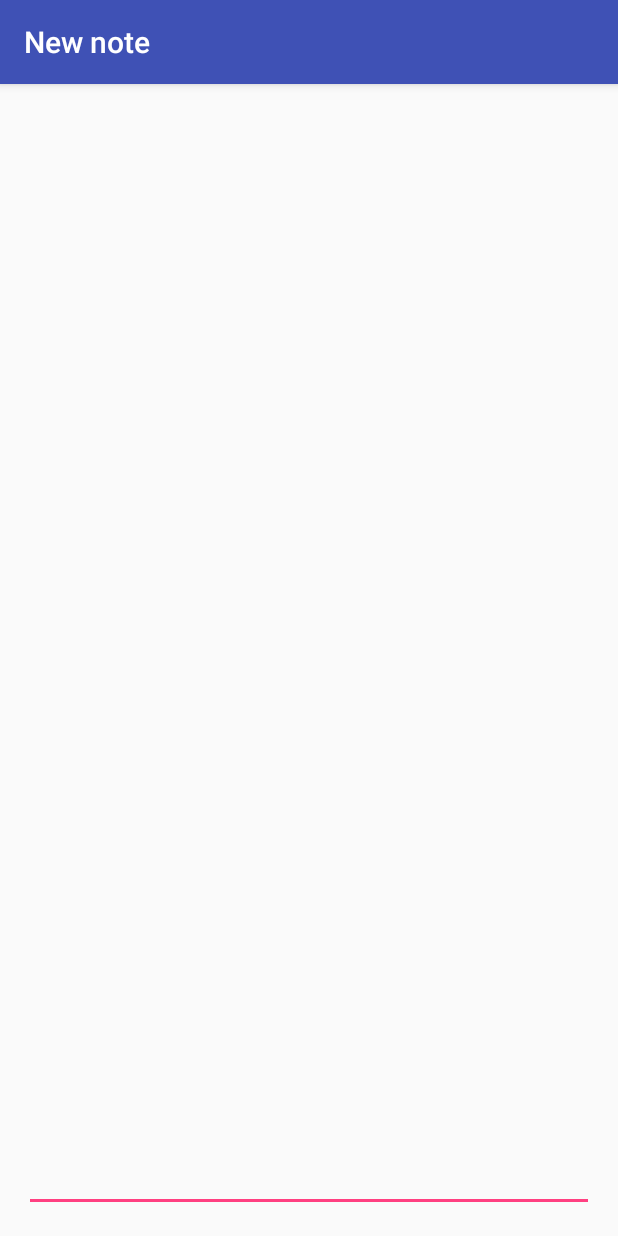
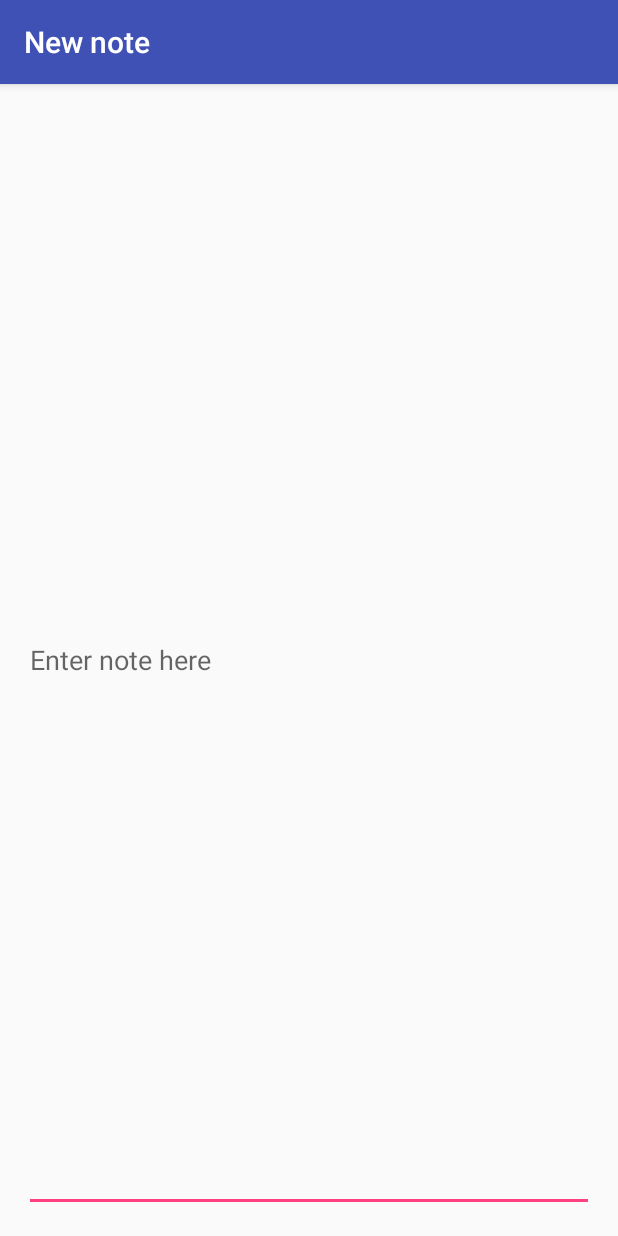
Before and after one commit to KennyNguyen88/ndt-mobile, an Android app: the screen it shows after launch (EditorActivity), after a tap on "NEW NOTE", on a phone screen of 412 x 824 dp. Run offline under Robolectric (Android 15) with nearby library versions, the phone set to English and light mode, and no system bars.

Commit message:
Analyzing Code

```diff
--- a/LyndaNoteTaking/app/src/main/AndroidManifest.xml
+++ b/LyndaNoteTaking/app/src/main/AndroidManifest.xml
@@ -24,7 +24,7 @@
             android:authorities="com.example.trung.lyndanotetaking.notesprovider"
             android:exported="false" />
 
-        <activity android:name=".EditorActivity"></activity>
+        <activity android:name=".EditorActivity"/>
     </application>
 
 </manifest>
--- a/LyndaNoteTaking/app/src/main/java/com/example/trung/lyndanotetaking/MainActivity.java
+++ b/LyndaNoteTaking/app/src/main/java/com/example/trung/lyndanotetaking/MainActivity.java
@@ -10,8 +10,6 @@ import android.content.Loader;
 import android.database.Cursor;
 import android.net.Uri;
 import android.os.Bundle;
-import android.support.design.widget.FloatingActionButton;
-import android.support.design.widget.Snackbar;
 import android.support.v7.app.AppCompatActivity;
 import android.support.v7.widget.Toolbar;
 import android.util.Log;
@@ -21,7 +19,6 @@ import android.view.View;
 import android.widget.AdapterView;
 import android.widget.CursorAdapter;
 import android.widget.ListView;
-import android.widget.SimpleCursorAdapter;
 import android.widget.Toast;
 
 public class MainActivity extends AppCompatActivity implements LoaderManager.LoaderCallbacks<Cursor> {
@@ -137,7 +134,7 @@ public class MainActivity extends AppCompatActivity implements LoaderManager.Loa
         cursorAdapter.swapCursor(null);
     }
 
-    public void openEditorforNewNote(View view) {
+    public void openEditorForNewNote(View view) {
         Intent intent = new Intent(this,EditorActivity.class);
         startActivityForResult(intent,EDITOR_REQUEST_CODE);
     }
--- a/LyndaNoteTaking/app/src/main/java/com/example/trung/lyndanotetaking/NotesProvider.java
+++ b/LyndaNoteTaking/app/src/main/java/com/example/trung/lyndanotetaking/NotesProvider.java
@@ -8,9 +8,6 @@ import android.database.sqlite.SQLiteDatabase;
 import android.net.Uri;
 import android.support.annotation.Nullable;
 
-/**
- * Created by WIn on 9/6/2016.
- */
 public class NotesProvider extends ContentProvider {
 
     private static final String AUTHORITY = "com.example.trung.lyndanotetaking.notesprovider";
--- a/LyndaNoteTaking/app/src/main/res/layout/activity_editor.xml
+++ b/LyndaNoteTaking/app/src/main/res/layout/activity_editor.xml
@@ -18,5 +18,7 @@
         android:layout_alignParentStart="true"
         android:layout_alignParentBottom="true"
         android:layout_alignParentRight="true"
-        android:layout_alignParentEnd="true" />
+        android:layout_alignParentEnd="true"
+        android:hint="@string/enter_note_here"
+        android:inputType="textMultiLine|textCapSentences"/>
 </RelativeLayout>
--- a/LyndaNoteTaking/app/src/main/res/layout/content_main.xml
+++ b/LyndaNoteTaking/app/src/main/res/layout/content_main.xml
@@ -18,7 +18,7 @@
         android:layout_height="match_parent"
         android:layout_alignParentTop="true"
         android:layout_alignParentRight="true"
-        android:layout_alignParentEnd="true"></ListView>
+        android:layout_alignParentEnd="true"/>
 
     <Button
         android:layout_width="wrap_content"
@@ -28,5 +28,5 @@
         android:layout_alignParentBottom="true"
         android:layout_alignParentRight="true"
         android:layout_alignParentEnd="true"
-        android:onClick="openEditorforNewNote"/>
+        android:onClick="openEditorForNewNote"/>
 </RelativeLayout>
--- a/LyndaNoteTaking/app/src/main/res/values/strings.xml
+++ b/LyndaNoteTaking/app/src/main/res/values/strings.xml
@@ -8,5 +8,6 @@
     <string name="note_updated">Note updated</string>
     <string name="action_delete">Delete</string>
     <string name="note_deleted">Note deleted</string>
+    <string name="enter_note_here">Enter note here</string>
 
 </resources>
```
